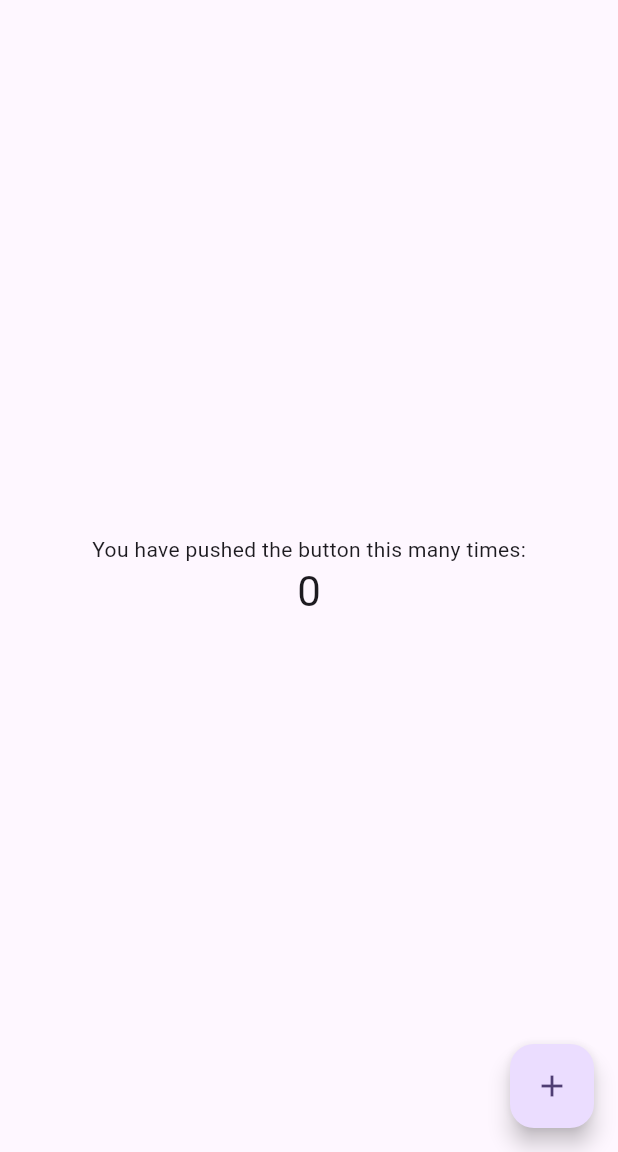
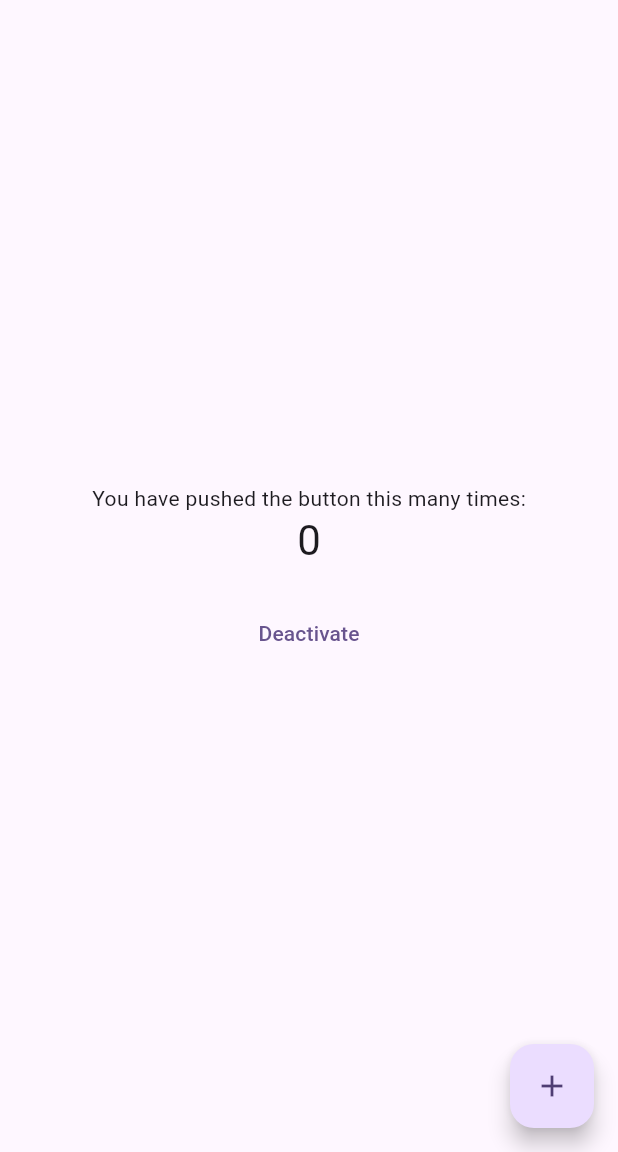
Before and after one commit to ssk-flutter/interactive_builder, a Flutter app: the screen it shows after launch, on a phone screen of 412 x 824 dp, the part 84-1236 px from its top. Run offline on Flutter 3.47's test engine with Material 3 defaults, Android fonts, the phone set to English and light mode, and no system bars.

Commit message:
feat: Add activate/deactivate toggle to example

```diff
--- a/example/lib/main.dart
+++ b/example/lib/main.dart
@@ -29,10 +29,17 @@ class MyHomePage extends StatefulWidget {
 
 class _MyHomePageState extends State<MyHomePage> {
   int _counter = 0;
+  bool _isActive = true;
 
   void _incrementCounter() {
     setState(() {
       _counter++;
+    });
+  }
+
+  void _toggleActive() {
+    setState(() {
+      _isActive = !_isActive;
     });
   }
 
@@ -46,18 +53,23 @@ class _MyHomePageState extends State<MyHomePage> {
           children: <Widget>[
             const Text('You have pushed the button this many times:'),
             Text('$_counter', style: Theme.of(context).textTheme.headlineMedium),
+            const SizedBox(height: 20),
+            TextButton(onPressed: _toggleActive, child: Text(_isActive ? 'Deactivate' : 'Activate')),
           ],
         ),
       ),
       floatingActionButton: InteractiveBuilder(
-        onTap: _incrementCounter,
-        child: Material(
-          child: FloatingActionButton(onPressed: null, tooltip: 'Increment', child: const Icon(Icons.add)),
-        ),
+        onTap: _isActive ? _incrementCounter : null,
         builder: (context, state, child) => AnimatedScale(
           scale: state.resolve(1.0, pressed: 1.0, hovered: 1.1),
-          duration: Duration(milliseconds: 200),
-          child: child,
+          duration: const Duration(milliseconds: 200),
+          child: Material(
+            child: FloatingActionButton(
+              onPressed: null,
+              tooltip: state.resolve('Increment', deactivated: 'Activate me first!'),
+              child: const Icon(Icons.add),
+            ),
+          ),
         ),
       ),
     );
```
